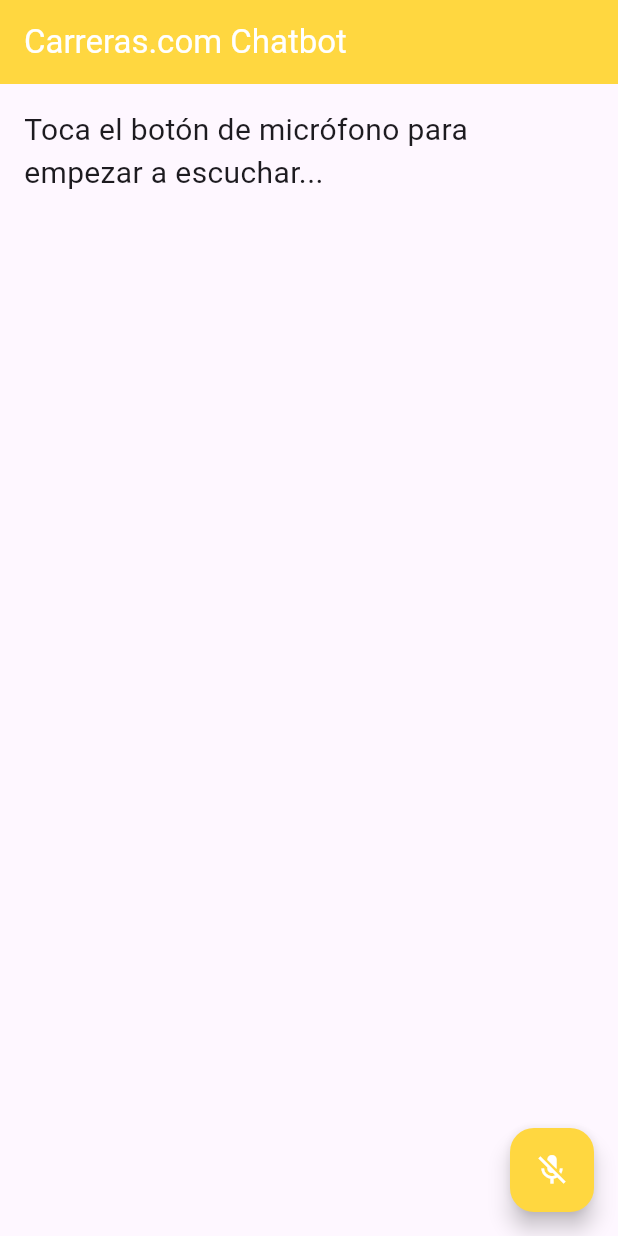
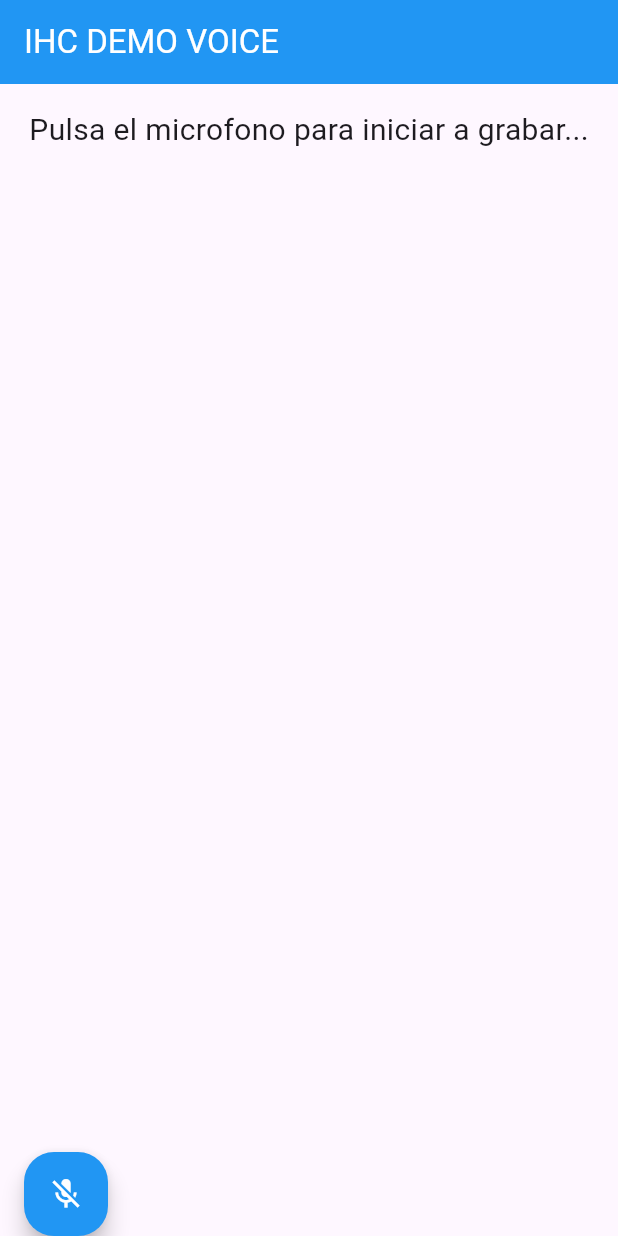
Before and after one commit to GaboAP/IHC-Proyecto-2, a Flutter app: the screen it shows after launch, after a tap on the "mic off" icon, on a phone screen of 412 x 824 dp. Run offline on Flutter 3.47's test engine with Material 3 defaults, Android fonts, the phone set to English and light mode, and no system bars; our stand-ins replace bloc, equatable, flutter_bloc, flutter_tts, googleapis_auth, speech_to_text; missing offline and left inert: googleapis; project files that could hold a hidden picture were left out.

Commit message:
conectado a dialogflow

```diff
--- /dev/null
+++ b/lib/bloc/dialogflow/dialogflow_bloc.dart
@@ -0,0 +1,73 @@
+import 'package:bloc/bloc.dart';
+import 'dart:convert';
+import 'package:flutter/services.dart' show rootBundle;
+import 'package:equatable/equatable.dart';
+import 'package:meta/meta.dart';
+import 'package:googleapis/dialogflow/v3.dart';
+import 'package:googleapis_auth/auth_io.dart';
+import 'package:http/http.dart' as http;
+part 'dialogflow_event.dart';
+part 'dialogflow_state.dart';
+
+class DialogflowBloc extends Bloc<DialogflowEvent, DialogflowState> {
+  DialogflowBloc() : super(DialogflowState()) {
+    on<OnStartClient>((event, emit) {
+      emit(state.copyWith(httpClient: event.httpClient));
+    });
+
+    on<OnStartDialogflowApi>((event, emit) {
+      emit(state.copyWith(dialogflowApi: event.dialogflowApi));
+    });
+    on<OnResponse>((event, emit) {
+      emit(state.copyWith(response: event.response));
+    });
+  }
+
+  // StartClient() async {}
+
+  startDialogflowApi() async {
+    String jsonString = await rootBundle.loadString('assets/apiKey.json');
+
+    Map<String, dynamic> jsonMap = json.decode(jsonString);
+
+    // Pasa el mapa a la función fromJson
+    final credentials = ServiceAccountCredentials.fromJson(jsonMap);
+    final cliente = await clientViaServiceAccount(
+        credentials, ['https://www.googleapis.com/auth/cloud-platform']);
+    add(OnStartClient(cliente));
+    DialogflowApi dialogflowApi = DialogflowApi(cliente,
+        rootUrl: 'https://us-central1-dialogflow.googleapis.com/');
+    add(OnStartDialogflowApi(dialogflowApi));
+  }
+
+  start() async {
+    startDialogflowApi();
+  }
+
+  Future<String> sendMessage(String message) async {
+    print(state.dialogflowApi);
+    GoogleCloudDialogflowCxV3DetectIntentResponse response = await state
+        .dialogflowApi!.projects.locations.agents.sessions
+        .detectIntent(
+            GoogleCloudDialogflowCxV3DetectIntentRequest.fromJson({
+              "queryInput": {
+                "text": {"text": message.toLowerCase()},
+                "languageCode": "en"
+              },
+              "queryParams": {"timeZone": "America/Barbados"}
+            }),
+            "projects/ihc-voice-app/locations/us-central1/agents/d76a9b06-4647-45c0-a246-f320496b08bd/sessions/1234567899");
+    String strResponse = "";
+
+    // for on list of responseMessages
+    response.queryResult?.responseMessages?.forEach((responseMessage) {
+      responseMessage.text?.text?.forEach((text) {
+        strResponse += "$text/n";
+      });
+    });
+
+    print("Envio: " + message);
+    print("Respuesta:  $strResponse");
+    return strResponse;
+  }
+}
--- /dev/null
+++ b/lib/bloc/dialogflow/dialogflow_event.dart
@@ -0,0 +1,35 @@
+part of 'dialogflow_bloc.dart';
+
+sealed class DialogflowEvent extends Equatable {
+  const DialogflowEvent();
+
+  @override
+  List<Object> get props => [];
+}
+
+class OnStartClient extends DialogflowEvent {
+  final AutoRefreshingAuthClient httpClient;
+
+  const OnStartClient(this.httpClient);
+
+  @override
+  List<Object> get props => [httpClient];
+}
+
+class OnStartDialogflowApi extends DialogflowEvent {
+  final DialogflowApi dialogflowApi;
+
+  const OnStartDialogflowApi(this.dialogflowApi);
+
+  @override
+  List<Object> get props => [dialogflowApi];
+}
+
+class OnResponse extends DialogflowEvent {
+  final String response;
+
+  const OnResponse(this.response);
+
+  @override
+  List<Object> get props => [response];
+}
--- /dev/null
+++ b/lib/bloc/dialogflow/dialogflow_state.dart
@@ -0,0 +1,27 @@
+part of 'dialogflow_bloc.dart';
+
+class DialogflowState extends Equatable {
+  final AutoRefreshingAuthClient? httpClient;
+  final DialogflowApi? dialogflowApi;
+  final String response;
+
+  const DialogflowState({
+    this.httpClient,
+    this.dialogflowApi,
+    this.response = "",
+  });
+
+  DialogflowState copyWith({
+    AutoRefreshingAuthClient? httpClient,
+    DialogflowApi? dialogflowApi,
+    String? response,
+  }) =>
+      DialogflowState(
+        httpClient: httpClient ?? this.httpClient,
+        dialogflowApi: dialogflowApi ?? this.dialogflowApi,
+        response: response ?? this.response,
+      );
+
+  @override
+  List<Object?> get props => [httpClient, dialogflowApi, response];
+}
--- a/lib/main.dart
+++ b/lib/main.dart
@@ -1,8 +1,15 @@
+import 'package:IHC_2ndProject/bloc/dialogflow/dialogflow_bloc.dart';
 import 'package:flutter/material.dart';
 import 'package:IHC_2ndProject/pages/home_page.dart';
+import 'package:flutter_bloc/flutter_bloc.dart';
 
 void main() {
-  runApp(const MyApp());
+  runApp(MultiBlocProvider(
+    providers: [
+      BlocProvider(create: (_) => DialogflowBloc()),
+    ],
+    child: const MyApp(),
+  ));
 }
 
 class MyApp extends StatelessWidget {
--- a/lib/pages/home_page.dart
+++ b/lib/pages/home_page.dart
@@ -1,10 +1,10 @@
+import 'package:IHC_2ndProject/bloc/dialogflow/dialogflow_bloc.dart';
 import 'package:flutter/material.dart';
 import 'package:speech_to_text/speech_to_text.dart';
 import 'package:googleapis_auth/auth_io.dart';
 import 'package:googleapis/dialogflow/v3.dart';
 import 'dart:convert';
 import 'package:flutter_bloc/flutter_bloc.dart';
-
 import 'package:flutter_tts/flutter_tts.dart';
 import 'package:flutter/services.dart';
 
@@ -19,31 +19,43 @@ class _HomePageState extends State<HomePage> {
   final SpeechToText _speechToText = SpeechToText();
   final FlutterTts _flutterTts = FlutterTts();
 
+  bool _speechEnabled = false;
+  String _wordsSpoken = "";
+  double _confidenceLevel = 0;
+
   List<Map> _voices = [];
   Map? _currentVoice;
 
-  int? _currentWordStart, _currentWordEnd;
+  late DialogflowBloc dialogflowApi;
 
-  bool _speechEnabled = false;
-
-  String _wordsSpoken = "";
-  double _confidenceLevel = 0;
+  // int? _currentWordStart, _currentWordEnd;
 
   @override
   void initState() {
     super.initState();
-
+    dialogflowApi = BlocProvider.of<DialogflowBloc>(context);
     initSpeech();
     initTTS();
+    dialogflowApi.start();
+  }
+
+  void initSpeech() async {
+    _speechEnabled = await _speechToText.initialize();
+    _speechToText.statusListener = (status) async {
+      if (status == SpeechToText.doneStatus) {
+        String response = await dialogflowApi.sendMessage(_wordsSpoken);
+
+        // _flutterTts.speak(response);
+      }
+    };
+    setState(() {});
   }
 
   void initTTS() {
     _flutterTts.setProgressHandler((text, start, end, word) {
-      setState(() {
-        _currentWordStart = start;
-        _currentWordEnd = end;
-      });
+      // print("Progress: $start, $end, $word \n");
     });
+    _flutterTts.setSpeechRate(0.5).then((value) => null);
     _flutterTts.getVoices.then((data) {
       try {
         List<Map> voices = List<Map>.from(data);
@@ -54,42 +66,14 @@ class _HomePageState extends State<HomePage> {
           setVoice(_currentVoice!);
         });
       } catch (e) {
-        print(e);
+        // print(e);
       }
     });
+    // print(await _flutterTts.getLanguages);
   }
 
   void setVoice(Map voice) {
     _flutterTts.setVoice({"name": voice["name"], "locale": voice["locale"]});
-  }
-
-  void getAuthClient() async {
-    //get json file from assets folder
-    String jsonString =
-        await rootBundle.loadString('grand-cosmos-413120-de3d5444e3c5.json');
-    Map<String, dynamic> jsonMap = json.decode(jsonString);
-    final credentials = ServiceAccountCredentials.fromJson(jsonMap);
-
-    final client = await clientViaServiceAccount(
-        credentials, ['https://www.googleapis.com/auth/cloud-platform']);
-    DialogflowApi dialogflow = DialogflowApi(client,
-        rootUrl: 'https://us-central1-dialogflow.googleapis.com/');
-    GoogleCloudDialogflowCxV3DetectIntentResponse response =
-        await dialogflow.projects.locations.agents.sessions.detectIntent(
-            GoogleCloudDialogflowCxV3DetectIntentRequest.fromJson({
-              "queryInput": {
-                "text": {"text": "Ver Planes"},
-                "languageCode": "en"
-              },
-              "queryParams": {"timeZone": "America/Los_Angeles"}
-            }),
-            'projects/grand-cosmos-413120/locations/us-central1/agents/6d6c016a-73a1-4f18-9f4f-d9cdfcb47466/sessions/1234567890');
-    print(response.queryResult!.responseMessages?[0].text?.text?[0]);
-  }
-
-  void initSpeech() async {
-    _speechEnabled = await _speechToText.initialize();
-    setState(() {});
   }
 
   void _startListening() async {
@@ -115,9 +99,9 @@ class _HomePageState extends State<HomePage> {
   Widget build(BuildContext context) {
     return Scaffold(
       appBar: AppBar(
-        backgroundColor: Colors.amberAccent,
+        backgroundColor: Colors.blue,
         title: const Text(
-          'Carreras.com Chatbot',
+          'IHC DEMO VOICE',
           style: TextStyle(
             color: Colors.white,
           ),
@@ -130,10 +114,10 @@ class _HomePageState extends State<HomePage> {
               padding: const EdgeInsets.all(16),
               child: Text(
                 _speechToText.isListening
-                    ? "Escuchando..."
+                    ? "listening..."
                     : _speechEnabled
-                        ? "Toca el botón de micrófono para empezar a escuchar..."
-                        : "Micrófono no disponible",
+                        ? "Pulsa el microfono para iniciar a grabar..."
+                        : "Speech not available",
                 style: const TextStyle(fontSize: 20.0),
               ),
             ),
@@ -155,7 +139,7 @@ class _HomePageState extends State<HomePage> {
                   bottom: 100,
                 ),
                 child: Text(
-                  "Confiabilidad: ${(_confidenceLevel * 100).toStringAsFixed(1)}%",
+                  "Confidence: ${(_confidenceLevel * 100).toStringAsFixed(1)}%",
                   style: const TextStyle(
                     fontSize: 30,
                     fontWeight: FontWeight.w200,
@@ -165,15 +149,22 @@ class _HomePageState extends State<HomePage> {
           ],
         ),
       ),
+      floatingActionButtonLocation: FloatingActionButtonLocation.startDocked,
       floatingActionButton: FloatingActionButton(
-        onPressed: getAuthClient,
-        tooltip: 'Listen',
-        backgroundColor: Colors.amberAccent,
-        child: Icon(
-          _speechToText.isNotListening ? Icons.mic_off : Icons.mic,
-          color: Colors.white,
-        ),
-      ),
+          onPressed: () {
+            _speechToText.isListening ? _stopListening() : _startListening();
+          },
+          tooltip: 'Listen',
+          backgroundColor: Colors.blue,
+          shape: const RoundedRectangleBorder(
+            borderRadius: BorderRadius.all(
+              Radius.circular(20),
+            ),
+          ),
+          child: Icon(
+            _speechToText.isNotListening ? Icons.mic_off : Icons.mic,
+            color: Colors.white,
+          )),
     );
   }
 }
--- a/pubspec.yaml
+++ b/pubspec.yaml
@@ -41,6 +41,8 @@ dependencies:
   googleapis_auth: ^1.4.1
   flutter_tts: ^3.8.5
   flutter_bloc: ^8.1.3
+  equatable: ^2.0.5
+  bloc: ^8.1.2
 
 dev_dependencies:
   flutter_test:
```
Also changed, not shown: assets/grand-cosmos-413120-d2dd01bee092.json (deleted, +0 -13 lines), pubspec.lock, 2 other files.
